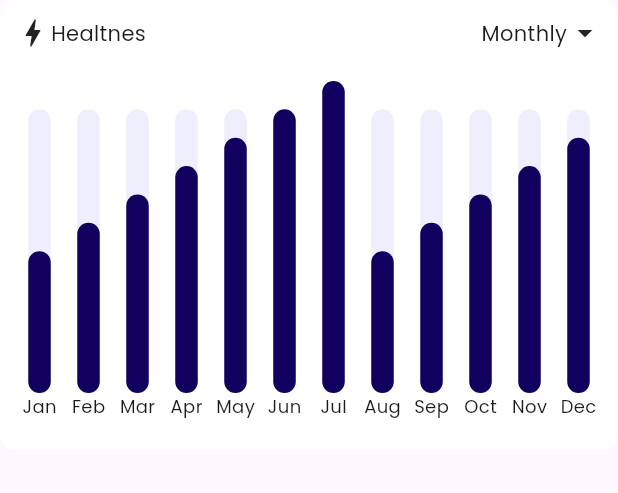
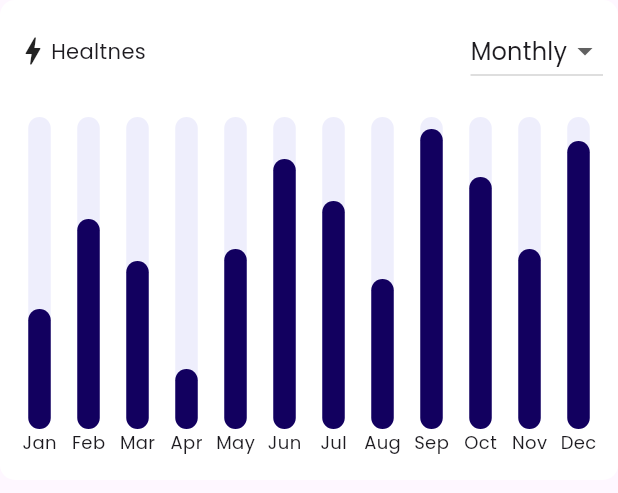
Before and after one commit to Joyy-dev/workout, a Flutter app: the WorkoutChart widget shown alone on an empty page, opened directly, on a phone screen of 412 x 824 dp. Shown: the top 493 px of the screen. Run offline on Flutter 3.47's test engine with Material 3 defaults, Android fonts, the phone set to English and light mode, and no system bars; drawn by our look-alikes of fl_chart; our stand-ins replace cloud_firestore, firebase_auth, firebase_core, firebase_storage, flutter_svg, image_picker and 1 more; accounts and stored records are empty; generated files the repository leaves out were written again.

Commit message:
graph functionalities

```diff
--- a/lib/widgets/workout_chart.dart
+++ b/lib/widgets/workout_chart.dart
@@ -1,13 +1,57 @@
 import 'package:fl_chart/fl_chart.dart';
 import 'package:flutter/material.dart';
 
-class WorkoutChart extends StatelessWidget {
+enum TimeFrame {daily, monthly, yearly}
+
+class WorkoutChart extends StatefulWidget {
   const WorkoutChart({super.key});
+
+  @override
+  State<WorkoutChart> createState() => _WorkoutChartState();
+}
+
+class _WorkoutChartState extends State<WorkoutChart> {
+  TimeFrame selectedTimeFrame = TimeFrame.monthly;
+
+  List<double> chartData = [];
+  double getMaxY() {
+    return chartData.reduce((a, b) => a > b ? a : b) + 2;
+  }
+
+  @override
+  void initState() {
+    super.initState();
+    loadChartData();
+  }
+
+  void loadChartData() {
+    if (selectedTimeFrame == TimeFrame.daily) {
+      chartData = [2, 5, 4,6, 3, 8, 6, 3];
+    } else if (selectedTimeFrame == TimeFrame.monthly) {
+      chartData = [20, 35, 28, 10, 30, 45, 38, 25, 50, 42, 30, 48];
+    } else {
+      chartData = [200, 350, 280, 400, 300,];
+    }
+    setState(() {
+      //
+    });
+  }
+
+  List<String> getBottomTiles() {
+    if (selectedTimeFrame == TimeFrame.daily) {
+      return ['Sun','Mon','Tue', 'Wed', 'Thu','Fri','Sat'];
+    } else if (selectedTimeFrame == TimeFrame.monthly) {
+      return ['Jan','Feb','Mar', 'Apr', 'May','Jun','Jul','Aug','Sep','Oct','Nov','Dec'];
+    } else {
+      int currentYear = DateTime.now().year;
+      return List.generate(5, (index) => (currentYear - 4 + index).toString());
+    }
+  }
 
   @override
   Widget build(BuildContext context) {
     return Container(
-      height: 300,
+      height: 320,
       width: double.infinity,
       decoration: BoxDecoration(
         color: Colors.white,
@@ -28,13 +72,26 @@ class WorkoutChart extends StatelessWidget {
                     )
                   ],
                 ),
-                Row(
-                  children: [
-                    Text(
-                      'Monthly'
+                DropdownButton<TimeFrame>(
+                  value: selectedTimeFrame,
+                  items: const [
+                    DropdownMenuItem(
+                      value: TimeFrame.daily,
+                      child: Text('Daily')
                     ),
-                    Icon(Icons.arrow_drop_down)
+                    DropdownMenuItem(
+                      value: TimeFrame.monthly,
+                      child: Text('Monthly')
+                    ),
+                    DropdownMenuItem(
+                      value: TimeFrame.yearly,
+                      child: Text('Yearly')
+                    )
                   ],
+                  onChanged: (value) {
+                    selectedTimeFrame = value!;
+                    loadChartData();
+                  }
                 )
               ],
             ),
@@ -45,6 +102,7 @@ class WorkoutChart extends StatelessWidget {
               height: 230,
               child: BarChart(
                 BarChartData(
+                  maxY: getMaxY(),
                   borderData: FlBorderData(show: false),
                   alignment: BarChartAlignment.spaceAround,
                   gridData: FlGridData(show: false),
@@ -62,35 +120,50 @@ class WorkoutChart extends StatelessWidget {
                       sideTitles: SideTitles(
                         showTitles: true,
                         getTitlesWidget: (value, meta) {
-                          const months = [
-                            'Jan', 'Feb', 'Mar', 'Apr', 'May', 'Jun', 'Jul', 'Aug', 'Sep', 'Oct', 'Nov', 'Dec'
-                          ];
-                          if (value.toInt() < 0 || value.toInt() >= months.length) {
-                            return SizedBox.shrink();
+                          final titles = getBottomTiles();
+
+                          if (value.toInt() < 0 || value.toInt() >= titles.length) {
+                            return const SizedBox.shrink();
                           }
+
                           return Text(
-                            months[value.toInt()],
+                            titles[value.toInt()],
                             style: TextStyle(
                               fontSize: 12
                             ),
                           );
                         },
+                        // getTitlesWidget: (value, meta) {
+                        //   final
+                        //   // const months = [
+                        //   //   'Jan', 'Feb', 'Mar', 'Apr', 'May', 'Jun', 'Jul', 'Aug', 'Sep', 'Oct', 'Nov', 'Dec'
+                        //   // ];
+                        //   // if (value.toInt() < 0 || value.toInt() >= months.length) {
+                        //   //   return SizedBox.shrink();
+                        //   // }
+                        //   // return Text(
+                        //   //   months[value.toInt()],
+                        //   //   style: TextStyle(
+                        //   //     fontSize: 12
+                        //   //   ),
+                        //   // );
+                        // },
                       )
                     )
                   ),
-                  barGroups: List.generate(12, (index) {
+                  barGroups: List.generate(chartData.length, (index) {
                     return BarChartGroupData(
                       x: index,
                       barRods: [
                         BarChartRodData(
-                          toY: (5 + (index % 7)).toDouble(),
+                          toY: chartData[index],
                           color: Color(0xFF12005F),
                           width: 15,
                           borderRadius: BorderRadius.circular(10),
                           backDrawRodData: BackgroundBarChartRodData(
                             color: Color(0xFFEEEEFC),
                             show: true,
-                            toY: 10
+                            toY: getMaxY()
                           )
                         )
                       ]
```
Also changed, not shown: 1 other file.
